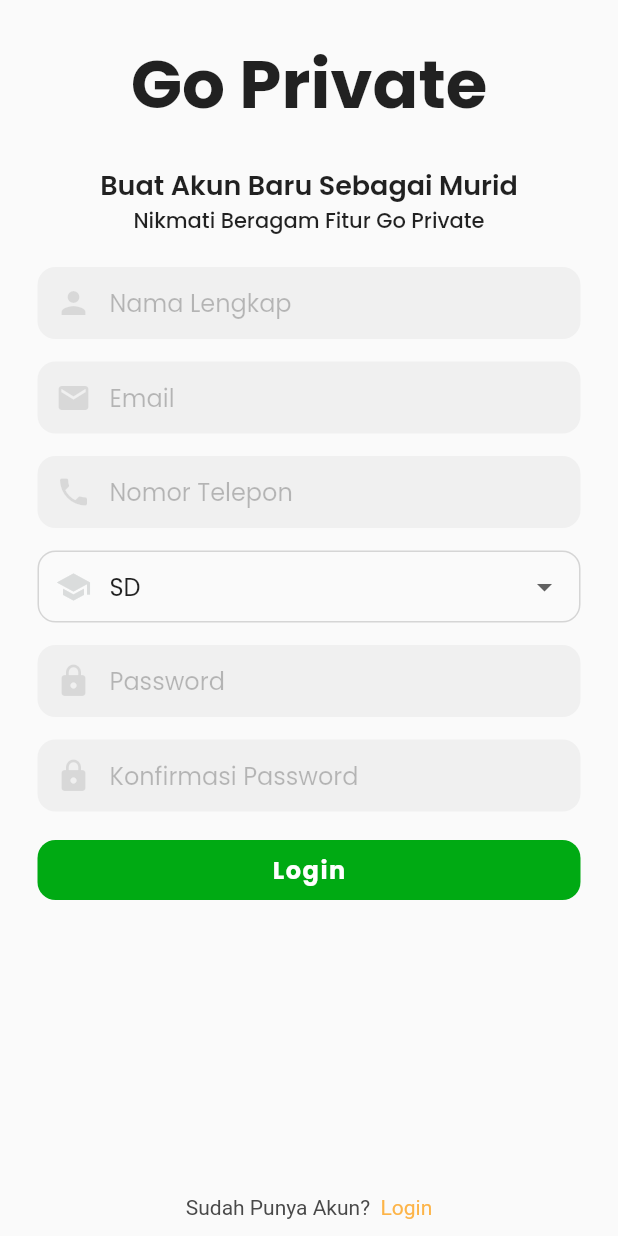
After one commit to yazidalg/goprivate, a Flutter app: the RegisterStudentView screen opened directly, on a phone screen of 412 x 824 dp. The commit adds this screen. Run offline on Flutter 3.47's test engine with Material 2 defaults, Android fonts, the phone set to English and light mode, and no system bars; our stand-ins replace firebase_auth, firebase_core, get, google_fonts; accounts and stored records are empty; network calls fail.

Commit message:
styling register student page

```diff
--- a/lib/src/components/text_field_component.dart
+++ b/lib/src/components/text_field_component.dart
@@ -7,12 +7,14 @@ class TextFieldComponent extends StatelessWidget {
     required this.icon,
     required this.inputType,
     required this.isVisible,
+    required this.hintText,
   });
 
   final TextEditingController controller;
   final IconData icon;
   final TextInputType inputType;
   final bool isVisible;
+  final String hintText;
 
   @override
   Widget build(BuildContext context) {
@@ -34,7 +36,7 @@ class TextFieldComponent extends StatelessWidget {
         ),
         prefixIcon: Icon(icon),
         prefixIconColor: const Color.fromRGBO(0, 0, 0, 0.10),
-        hintText: "Email",
+        hintText: hintText,
         hintStyle: const TextStyle(
           color: Color.fromRGBO(0, 0, 0, 0.25),
         ),
--- a/lib/src/controllers/auth_controller.dart
+++ b/lib/src/controllers/auth_controller.dart
@@ -10,6 +10,7 @@ class AuthController extends GetxController {
   Rx<TextEditingController> phoneField = TextEditingController().obs;
   Rx<TextEditingController> passwordField = TextEditingController().obs;
   Rx<TextEditingController> confirmPasswordField = TextEditingController().obs;
+  RxList<String> educations = <String>['SD', 'SMP', 'SMA'].obs;
 
   registerUser() async {
     try {
--- a/lib/src/views/login_view.dart
+++ b/lib/src/views/login_view.dart
@@ -3,7 +3,7 @@ import 'package:flutter/material.dart';
 import 'package:get/get.dart';
 import 'package:go_private/src/components/text_field_component.dart';
 import 'package:go_private/src/controllers/auth_controller.dart';
-import 'package:go_private/src/views/register_view.dart';
+import 'package:go_private/src/views/register/register_view.dart';
 
 class LoginView extends StatelessWidget {
   const LoginView({super.key});
@@ -55,6 +55,7 @@ class LoginView extends StatelessWidget {
                 inputType: TextInputType.emailAddress,
                 isVisible: false,
                 icon: Icons.email,
+                hintText: 'Email',
               ),
               const SizedBox(height: 17),
               TextFieldComponent(
@@ -62,17 +63,23 @@ class LoginView extends StatelessWidget {
                 inputType: TextInputType.text,
                 icon: Icons.lock,
                 isVisible: true,
+                hintText: 'Password',
               ),
               const SizedBox(height: 70),
               ElevatedButton(
-                style: const ButtonStyle(
-                  backgroundColor: MaterialStatePropertyAll(
+                style: ButtonStyle(
+                  backgroundColor: const MaterialStatePropertyAll(
                     Color(0xff00AA13),
                   ),
-                  minimumSize: MaterialStatePropertyAll(
+                  minimumSize: const MaterialStatePropertyAll(
                     Size(double.infinity, 40),
                   ),
-                  elevation: MaterialStatePropertyAll(0),
+                  elevation: const MaterialStatePropertyAll(0),
+                  shape: MaterialStatePropertyAll(
+                    RoundedRectangleBorder(
+                      borderRadius: BorderRadius.circular(12),
+                    ),
+                  ),
                 ),
                 onPressed: () async {
                   await controller.loginUser();
--- /dev/null
+++ b/lib/src/views/register/register_student_view.dart
@@ -0,0 +1,181 @@
+import 'package:flutter/gestures.dart';
+import 'package:flutter/material.dart';
+import 'package:get/get.dart';
+import 'package:go_private/src/components/text_field_component.dart';
+import 'package:go_private/src/controllers/auth_controller.dart';
+
+import '../login_view.dart';
+
+class RegisterStudentView extends StatelessWidget {
+  const RegisterStudentView({super.key});
+
+  @override
+  Widget build(BuildContext context) {
+    final controller = Get.put(AuthController());
+    return Scaffold(
+      appBar: PreferredSize(
+        preferredSize: const Size.fromHeight(110),
+        child: Container(
+          alignment: Alignment.bottomCenter,
+          padding: const EdgeInsets.only(bottom: 20),
+          child: const Text(
+            "Go Private",
+            style: TextStyle(
+              fontSize: 45,
+              fontWeight: FontWeight.bold,
+            ),
+          ),
+        ),
+      ),
+      body: Container(
+        alignment: Alignment.topCenter,
+        margin: const EdgeInsets.only(left: 25, right: 25),
+        child: SingleChildScrollView(
+          scrollDirection: Axis.vertical,
+          child: Column(children: [
+            const Text(
+              "Buat Akun Baru Sebagai Murid",
+              style: TextStyle(
+                fontSize: 18,
+                fontWeight: FontWeight.w600,
+              ),
+            ),
+            const Text(
+              "Nikmati Beragam Fitur Go Private",
+              style: TextStyle(
+                fontSize: 14,
+                fontWeight: FontWeight.w500,
+              ),
+            ),
+            const SizedBox(height: 20),
+            TextFieldComponent(
+              controller: controller.usernameField.value,
+              icon: Icons.person,
+              inputType: TextInputType.name,
+              isVisible: false,
+              hintText: 'Nama Lengkap',
+            ),
+            const SizedBox(height: 15),
+            TextFieldComponent(
+              controller: controller.emailField.value,
+              icon: Icons.email,
+              inputType: TextInputType.emailAddress,
+              isVisible: false,
+              hintText: 'Email',
+            ),
+            const SizedBox(height: 15),
+            TextFieldComponent(
+              controller: controller.phoneField.value,
+              icon: Icons.phone,
+              inputType: TextInputType.phone,
+              isVisible: false,
+              hintText: 'Nomor Telepon',
+            ),
+            const SizedBox(height: 15),
+            DropdownButtonFormField(
+              dropdownColor: const Color(0xffDADCDC),
+              decoration: InputDecoration(
+                focusedBorder: OutlineInputBorder(
+                  borderRadius: BorderRadius.circular(12),
+                  borderSide: BorderSide(
+                    color: Colors.black.withOpacity(0.15),
+                  ),
+                ),
+                enabledBorder: OutlineInputBorder(
+                  borderRadius: BorderRadius.circular(12),
+                  borderSide: BorderSide(
+                    color: Colors.black.withOpacity(0.15),
+                  ),
+                ),
+                contentPadding: const EdgeInsets.fromLTRB(16, 0, 16, 0),
+                prefixIcon: const Icon(
+                  Icons.school,
+                  color: Color(0xffDADCDC),
+                ),
+                border: OutlineInputBorder(
+                  borderRadius: BorderRadius.circular(12),
+                ),
+              ),
+              value: controller.educations.first,
+              items: controller.educations
+                  .map<DropdownMenuItem<String>>(
+                    (element) => DropdownMenuItem(
+                      value: element,
+                      child: Text(element),
+                    ),
+                  )
+                  .toList(),
+              onChanged: (data) {},
+            ),
+            const SizedBox(height: 15),
+            TextFieldComponent(
+              controller: controller.passwordField.value,
+              icon: Icons.lock,
+              inputType: TextInputType.name,
+              isVisible: false,
+              hintText: 'Password',
+            ),
+            const SizedBox(height: 15),
+            TextFieldComponent(
+              controller: controller.passwordField.value,
+              icon: Icons.lock,
+              inputType: TextInputType.name,
+              isVisible: false,
+              hintText: 'Konfirmasi Password',
+            ),
+            const SizedBox(height: 15),
+            ElevatedButton(
+              style: ButtonStyle(
+                backgroundColor: const MaterialStatePropertyAll(
+                  Color(0xff00AA13),
+                ),
+                minimumSize: const MaterialStatePropertyAll(
+                  Size(double.infinity, 40),
+                ),
+                elevation: const MaterialStatePropertyAll(0),
+                shape: MaterialStatePropertyAll(
+                  RoundedRectangleBorder(
+                    borderRadius: BorderRadius.circular(12),
+                  ),
+                ),
+              ),
+              onPressed: () => controller.registerUser(),
+              child: const Text(
+                "Login",
+                style: TextStyle(
+                  fontWeight: FontWeight.bold,
+                  fontSize: 16,
+                  letterSpacing: 1,
+                ),
+              ),
+            ),
+          ]),
+        ),
+      ),
+      bottomNavigationBar: Container(
+        margin: const EdgeInsets.only(bottom: 10),
+        height: 18,
+        alignment: Alignment.center,
+        child: RichText(
+          text: TextSpan(
+              text: "Sudah Punya Akun? ",
+              style: const TextStyle(
+                color: Color(0xff494949),
+              ),
+              children: [
+                TextSpan(
+                  text: " Login",
+                  style: const TextStyle(
+                    color: Color(0xffFDB448),
+                  ),
+                  recognizer: TapGestureRecognizer()
+                    ..onTap = () => Get.off(
+                          const LoginView(),
+                        ),
+                ),
+              ]),
+        ),
+      ),
+    );
+  }
+}
--- /dev/null
+++ b/lib/src/views/register/register_teacher_view.dart
@@ -0,0 +1,12 @@
+import 'package:flutter/material.dart';
+import 'package:flutter/src/widgets/framework.dart';
+import 'package:flutter/src/widgets/placeholder.dart';
+
+class RegisterTeacherView extends StatelessWidget {
+  const RegisterTeacherView({super.key});
+
+  @override
+  Widget build(BuildContext context) {
+    return Scaffold();
+  }
+}
--- a/lib/src/views/register_view.dart
+++ b/lib/src/views/register/register_view.dart
@@ -1,17 +1,15 @@
 import 'package:flutter/gestures.dart';
 import 'package:flutter/material.dart';
 import 'package:get/get.dart';
-import 'package:go_private/src/controllers/auth_controller.dart';
 import 'package:go_private/src/views/login_view.dart';
-
-import '../components/text_field_component.dart';
+import 'package:go_private/src/views/register/register_student_view.dart';
+import 'package:go_private/src/views/register/register_teacher_view.dart';
 
 class RegisterView extends StatelessWidget {
   const RegisterView({super.key});
 
   @override
   Widget build(BuildContext context) {
-    final controller = Get.put(AuthController());
     return Scaffold(
       appBar: const PreferredSize(
         preferredSize: Size.fromHeight(200),
@@ -52,7 +50,7 @@ class RegisterView extends StatelessWidget {
               ),
               const SizedBox(height: 40),
               ElevatedButton(
-                onPressed: () {},
+                onPressed: () => Get.off(const RegisterTeacherView()),
                 style: const ButtonStyle(
                   elevation: MaterialStatePropertyAll(0),
                   backgroundColor: MaterialStatePropertyAll(
@@ -72,7 +70,7 @@ class RegisterView extends StatelessWidget {
               ),
               const SizedBox(height: 10),
               ElevatedButton(
-                onPressed: () {},
+                onPressed: () => Get.off(const RegisterStudentView()),
                 style: const ButtonStyle(
                   elevation: MaterialStatePropertyAll(0),
                   backgroundColor: MaterialStatePropertyAll(
--- a/pubspec.yaml
+++ b/pubspec.yaml
@@ -65,9 +65,8 @@ flutter:
   uses-material-design: true
 
   # To add assets to your application, add an assets section, like this:
-  # assets:
-  #   - images/a_dot_burr.jpeg
-  #   - images/a_dot_ham.jpeg
+  assets:
+    - images/
 
   # An image asset can refer to one or more resolution-specific "variants", see
   # https://flutter.dev/assets-and-images/#resolution-aware
```
Also changed, not shown: images/student.png (added), images/teacher.png (added).
